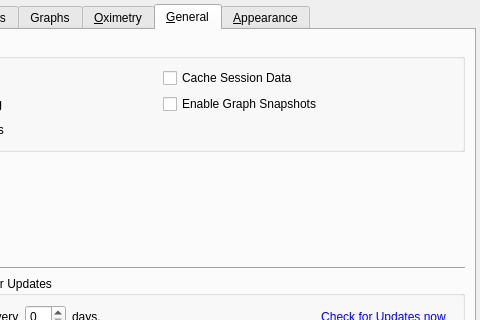
First picture: the form in preferencesdialog.ui, repository sbonaime/sleepyhead-code., before the edit; both pictures show x 160 to 640 and y 0 to 320 of the 640 by 407 pixel window.
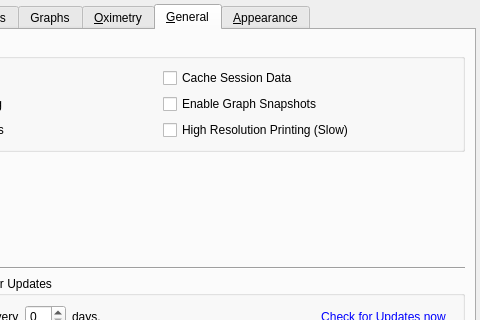
Second picture: the form after the edit. The open tabs and pages were chosen to show the change.

Commit message: Session Times chart fixes, HighRes Printing option in preferences

Patch:
```diff
--- a/preferencesdialog.ui
+++ b/preferencesdialog.ui
@@ -998,6 +998,13 @@
             </property>
            </widget>
           </item>
+          <item row="4" column="1">
+           <widget class="QCheckBox" name="highResolutionPrinting">
+            <property name="text">
+             <string>High Resolution Printing (Slow)</string>
+            </property>
+           </widget>
+          </item>
          </layout>
         </widget>
        </item>
```
Left out of the diff: 2 changed lines with no effect on the pictures. The commit also changes 6 other files.
